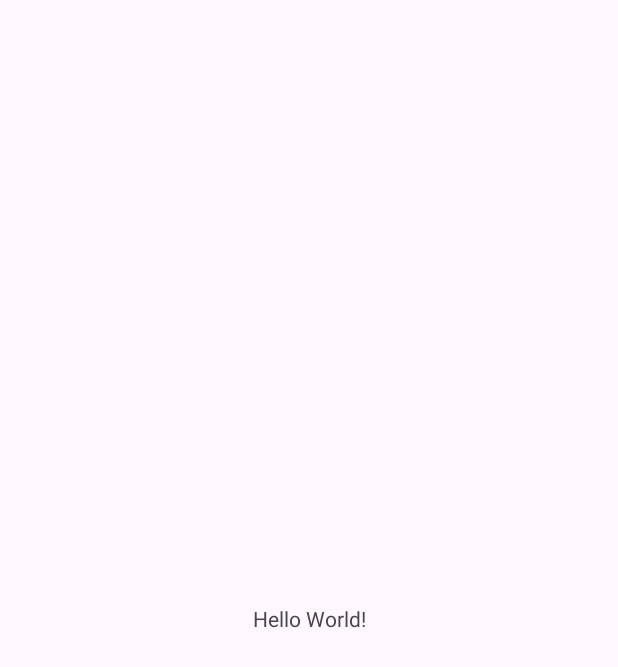
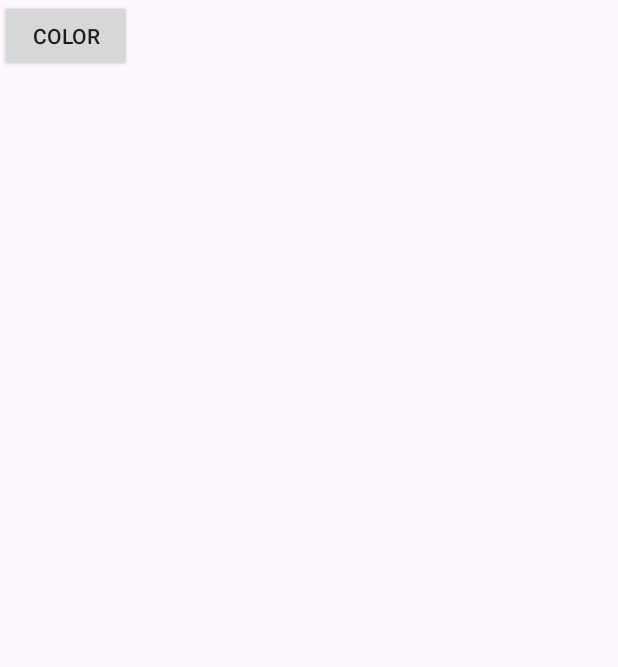
Before and after one commit to elijahxz/JavaApp, an Android app: the screen it shows after launch (MainActivity), on a phone screen of 412 x 824 dp. Before the commit the part shown is almost empty. Shown: the top 667 px of the screen. Run offline under Robolectric (Android 15) with nearby library versions, the light colour scheme and no system bars.

Commit message:
We have a colorful button

```diff
--- a/app/src/main/java/com/example/brickbreaker/MainActivity.java
+++ b/app/src/main/java/com/example/brickbreaker/MainActivity.java
@@ -2,13 +2,36 @@ package com.example.brickbreaker;
 
 import androidx.appcompat.app.AppCompatActivity;
 
+import android.graphics.Color;
 import android.os.Bundle;
+import android.view.View;
+import android.view.ViewGroup;
+import android.widget.Button;
+
+import java.util.Random;
 
 public class MainActivity extends AppCompatActivity {
 
     @Override
     protected void onCreate(Bundle savedInstanceState) {
+        //super.onCreate(savedInstanceState);
+        //setContentView(R.layout.activity_main);
         super.onCreate(savedInstanceState);
-        setContentView(R.layout.activity_main);
+
+        Button changeColor = new Button(this);
+        changeColor.setText("Color");
+        changeColor.setLayoutParams(new ViewGroup.LayoutParams(
+                ViewGroup.LayoutParams.WRAP_CONTENT,
+                ViewGroup.LayoutParams.WRAP_CONTENT));
+
+        changeColor.setOnClickListener(new View.OnClickListener() {
+            int[] colors = {Color.RED, Color.GREEN, Color.BLUE, Color.YELLOW};
+            @Override
+            public void onClick(View view) {
+                final Random random = new Random();
+                view.setBackgroundColor(colors[random.nextInt(colors.length - 1) + 1]);
+            }
+        });
+        setContentView(changeColor);
     }
 }
```
Also changed, not shown: app/src/main/res/layout/activity_main.xml (+15 -0 lines).
